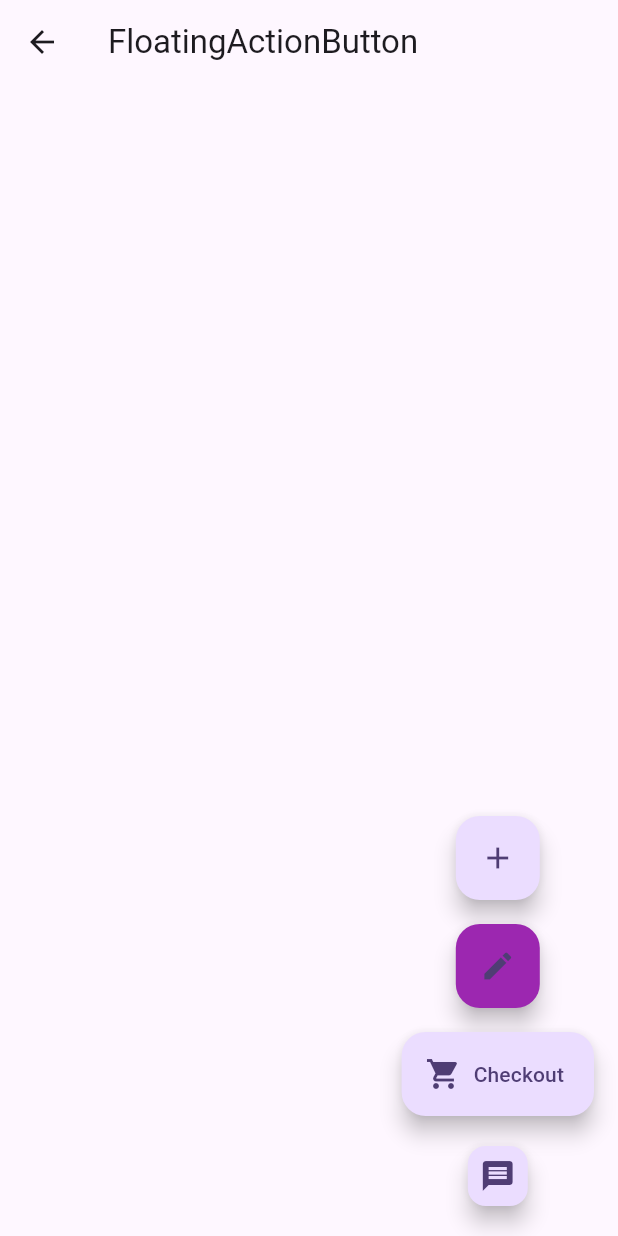
After one commit to afrahshaikh/flutter_buttons, a Flutter app: the screen it shows after launch, after a tap on "FAB", on a phone screen of 412 x 824 dp. The commit adds this screen. Run offline on Flutter 3.47's test engine with Material 3 defaults, Android fonts, the phone set to English and light mode, and no system bars.

Commit message:
floating action button added

```diff
--- /dev/null
+++ b/lib/buttons/fab_button.dart
@@ -0,0 +1,36 @@
+import 'package:flutter/material.dart';
+
+class FabDemo extends StatelessWidget {
+  const FabDemo({super.key});
+
+  @override
+  Widget build(BuildContext context) {
+    return Scaffold(
+      appBar: AppBar(title: const Text("FloatingActionButton")),
+      floatingActionButton: Column(
+        mainAxisAlignment: MainAxisAlignment.end,
+        children: [
+          FloatingActionButton(onPressed: () {}, child: const Icon(Icons.add)),
+          const SizedBox(height: 16),
+          FloatingActionButton(
+            onPressed: () {},
+            backgroundColor: Colors.purple,
+            child: const Icon(Icons.edit),
+          ),
+          const SizedBox(height: 16),
+          FloatingActionButton.extended(
+            onPressed: () {},
+            icon: const Icon(Icons.shopping_cart),
+            label: const Text("Checkout"),
+          ),
+          const SizedBox(height: 16),
+          FloatingActionButton(
+            onPressed: () {},
+            mini: true,
+            child: const Icon(Icons.message),
+          ),
+        ],
+      ),
+    );
+  }
+}
--- a/lib/main.dart
+++ b/lib/main.dart
@@ -1,5 +1,6 @@
 import 'package:flutter/material.dart';
 import 'package:flutter_buttons/buttons/elevated_button.dart';
+import 'package:flutter_buttons/buttons/fab_button.dart';
 import 'package:flutter_buttons/buttons/icon_button.dart';
 import 'package:flutter_buttons/buttons/outlined_button.dart';
 import 'package:flutter_buttons/buttons/text_button.dart';
@@ -75,12 +76,24 @@ class _MyHomePageState extends State<MyHomePage> {
                 children: [Icon(Icons.safety_check), Text('Icon Buttons')],
               ),
             ),
-            OutlinedButton(onPressed: (){
-              Navigator.push(
+            OutlinedButton(
+              onPressed: () {
+                Navigator.push(
                   context,
                   MaterialPageRoute(builder: (context) => OutlinedButtons()),
                 );
-            }, child: Text('Outlined Buttons'))
+              },
+              child: Text('Outlined Buttons'),
+            ),
+            TextButton(
+              onPressed: () {
+                Navigator.push(
+                  context,
+                  MaterialPageRoute(builder: (context) => FabDemo()),
+                );
+              },
+              child: Text('FAB'),
+            ),
           ],
         ),
       ),
```
Also changed, not shown: lib/buttons/outlined_button.dart (+7 -13 lines).
